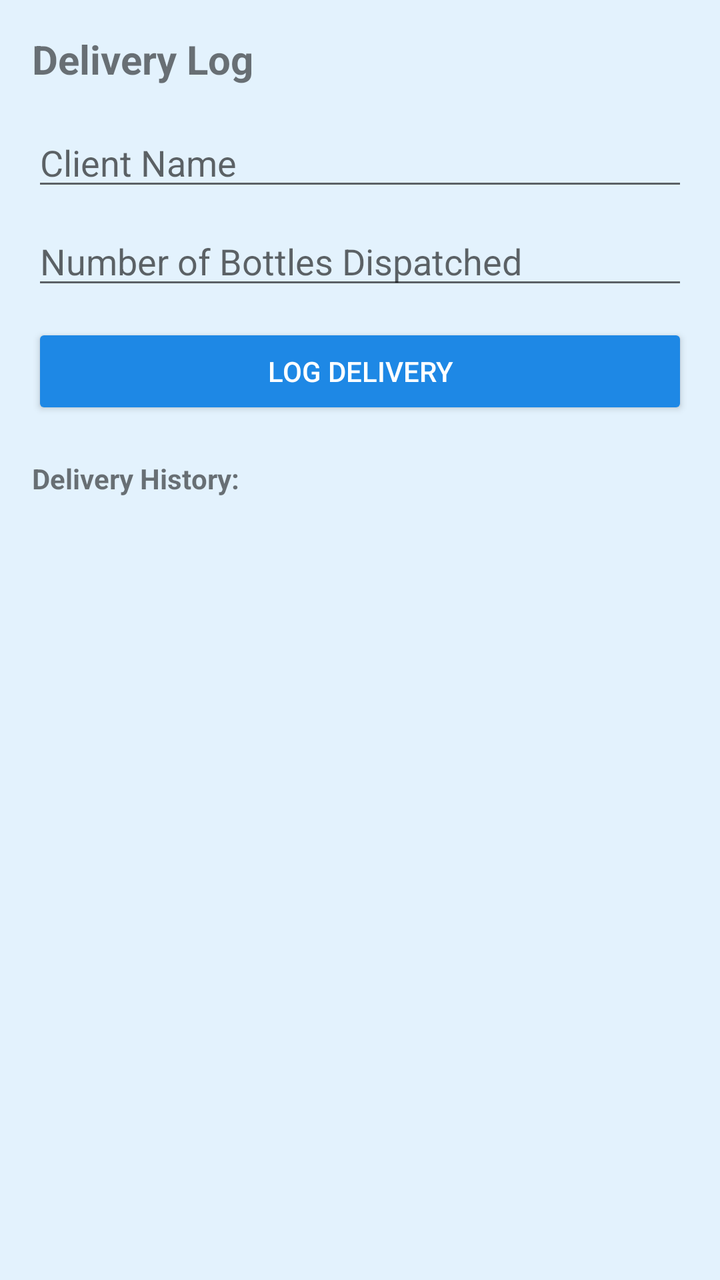
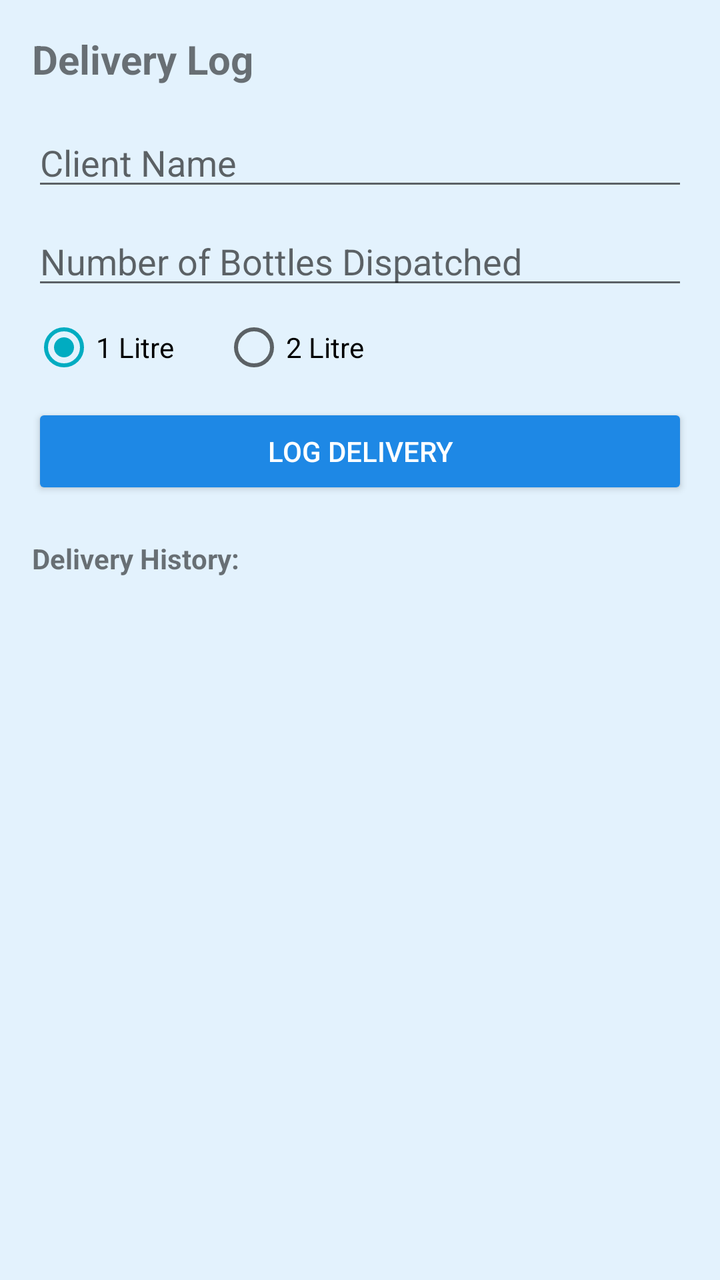

Two renders of the same Android screen: before a commit and after it. Below are the layout's source before the change and the commit's diff.
<!-- AndroidManifest.xml: application theme WaterTheme -->
<!-- res/layout/activity_delivery.xml -->
<?xml version="1.0" encoding="utf-8"?>
<LinearLayout xmlns:android="http://schemas.android.com/apk/res/android"
    android:layout_width="match_parent"
    android:layout_height="match_parent"
    android:orientation="vertical"
    android:padding="16dp">

    <TextView
        android:layout_width="wrap_content"
        android:layout_height="wrap_content"
        android:text="Delivery Log"
        android:textSize="20sp"
        android:textStyle="bold"
        android:layout_marginBottom="16dp" />

    <EditText
        android:id="@+id/deliveryClientInput"
        android:layout_width="match_parent"
        android:layout_height="wrap_content"
        android:hint="Client Name"
        android:inputType="textPersonName" />

    <EditText
        android:id="@+id/deliveryBottlesInput"
        android:layout_width="match_parent"
        android:layout_height="wrap_content"
        android:hint="Number of Bottles Dispatched"
        android:inputType="number"
        android:layout_marginTop="8dp" />

    <Button
        android:id="@+id/logDeliveryButton"
        android:layout_width="match_parent"
        android:layout_height="wrap_content"
        android:text="Log Delivery"
        android:layout_marginTop="12dp" />

    <TextView
        android:layout_width="wrap_content"
        android:layout_height="wrap_content"
        android:text="Delivery History:"
        android:textStyle="bold"
        android:layout_marginTop="20dp" />

    <ListView
        android:id="@+id/deliveryListView"
        android:layout_width="match_parent"
        android:layout_height="0dp"
        android:layout_weight="1"
        android:layout_marginTop="8dp" />

</LinearLayout>
<!-- resources referenced by this layout -->
<resources>
  <style name="WaterTheme" parent="android:Theme.Material.Light.DarkActionBar">
          <item name="android:colorPrimary">@color/water_primary</item>
          <item name="android:colorPrimaryDark">@color/water_dark</item>
          <item name="android:colorAccent">@color/water_accent</item>
          <item name="android:windowBackground">@color/water_background</item>
          <item name="android:buttonStyle">@style/WaterButton</item>
      </style>
  <color name="water_primary">#1E88E5</color>
  <color name="water_dark">#1565C0</color>
  <color name="water_accent">#00ACC1</color>
  <color name="water_background">#E3F2FD</color>
  <style name="WaterButton" parent="android:Widget.Material.Button">
          <item name="android:backgroundTint">@color/water_primary</item>
          <item name="android:textColor">#FFFFFF</item>
      </style>
</resources>

<!-- the commit's change to res/layout/activity_delivery.xml (unified diff, before → after) -->
@@ -28,6 +28,28 @@
         android:inputType="number"
         android:layout_marginTop="8dp" />
 
+        <RadioGroup
+        android:id="@+id/sizeGroup"
+        android:layout_width="match_parent"
+        android:layout_height="wrap_content"
+        android:orientation="horizontal"
+        android:layout_marginTop="8dp">
+
+        <RadioButton
+            android:id="@+id/size1Radio"
+            android:layout_width="wrap_content"
+            android:layout_height="wrap_content"
+            android:checked="true"
+            android:text="1 Litre" />
+
+        <RadioButton
+            android:id="@+id/size2Radio"
+            android:layout_width="wrap_content"
+            android:layout_height="wrap_content"
+            android:layout_marginStart="24dp"
+            android:text="2 Litre" />
+    </RadioGroup>
+
     <Button
         android:id="@+id/logDeliveryButton"
         android:layout_width="match_parent"
